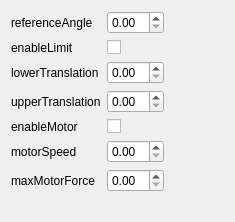
fenixnix/NixPhysxEdit, file formjointprismaticatt.ui: the form before one commit.
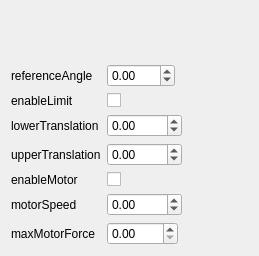
The form after the commit. Custom widgets are drawn as their Qt base class.

The edit to the form file:
```diff
--- a/formjointprismaticatt.ui
+++ b/formjointprismaticatt.ui
@@ -6,8 +6,8 @@
    <rect>
     <x>0</x>
     <y>0</y>
-    <width>235</width>
-    <height>222</height>
+    <width>259</width>
+    <height>256</height>
    </rect>
   </property>
   <property name="sizePolicy">
@@ -20,6 +20,26 @@
    <string>Form</string>
   </property>
   <layout class="QVBoxLayout" name="verticalLayout">
+   <item>
+    <widget class="FormVector2D" name="anchor" native="true">
+     <property name="sizePolicy">
+      <sizepolicy hsizetype="Preferred" vsizetype="Preferred">
+       <horstretch>0</horstretch>
+       <verstretch>0</verstretch>
+      </sizepolicy>
+     </property>
+    </widget>
+   </item>
+   <item>
+    <widget class="FormVector2D" name="axis" native="true">
+     <property name="sizePolicy">
+      <sizepolicy hsizetype="Preferred" vsizetype="Preferred">
+       <horstretch>0</horstretch>
+       <verstretch>0</verstretch>
+      </sizepolicy>
+     </property>
+    </widget>
+   </item>
    <item>
     <layout class="QFormLayout" name="formLayout">
      <property name="sizeConstraint">
@@ -108,6 +128,15 @@
          <verstretch>0</verstretch>
         </sizepolicy>
        </property>
+       <property name="minimum">
+        <double>-360.000000000000000</double>
+       </property>
+       <property name="maximum">
+        <double>360.000000000000000</double>
+       </property>
+       <property name="singleStep">
+        <double>0.100000000000000</double>
+       </property>
       </widget>
      </item>
      <item row="2" column="1">
@@ -118,6 +147,24 @@
          <verstretch>0</verstretch>
         </sizepolicy>
        </property>
+       <property name="specialValueText">
+        <string>Low</string>
+       </property>
+       <property name="accelerated">
+        <bool>false</bool>
+       </property>
+       <property name="minimum">
+        <double>-1000.000000000000000</double>
+       </property>
+       <property name="maximum">
+        <double>1000.000000000000000</double>
+       </property>
+       <property name="singleStep">
+        <double>0.100000000000000</double>
+       </property>
+       <property name="value">
+        <double>0.000000000000000</double>
+       </property>
       </widget>
      </item>
      <item row="3" column="1">
@@ -128,6 +175,15 @@
          <verstretch>0</verstretch>
         </sizepolicy>
        </property>
+       <property name="minimum">
+        <double>-1000.000000000000000</double>
+       </property>
+       <property name="maximum">
+        <double>1000.000000000000000</double>
+       </property>
+       <property name="singleStep">
+        <double>0.100000000000000</double>
+       </property>
       </widget>
      </item>
      <item row="5" column="1">
@@ -138,6 +194,15 @@
          <verstretch>0</verstretch>
         </sizepolicy>
        </property>
+       <property name="minimum">
+        <double>-1000.000000000000000</double>
+       </property>
+       <property name="maximum">
+        <double>1000.000000000000000</double>
+       </property>
+       <property name="singleStep">
+        <double>0.100000000000000</double>
+       </property>
       </widget>
      </item>
      <item row="6" column="1">
@@ -148,12 +213,26 @@
          <verstretch>0</verstretch>
         </sizepolicy>
        </property>
+       <property name="maximum">
+        <double>1000.000000000000000</double>
+       </property>
+       <property name="singleStep">
+        <double>0.100000000000000</double>
+       </property>
       </widget>
      </item>
     </layout>
    </item>
   </layout>
  </widget>
+ <customwidgets>
+  <customwidget>
+   <class>FormVector2D</class>
+   <extends>QWidget</extends>
+   <header location="global">formvector2d.h</header>
+   <container>1</container>
+  </customwidget>
+ </customwidgets>
  <resources/>
  <connections/>
 </ui>
```
Left out of the diff: 14 changed lines with no effect on the pictures.
